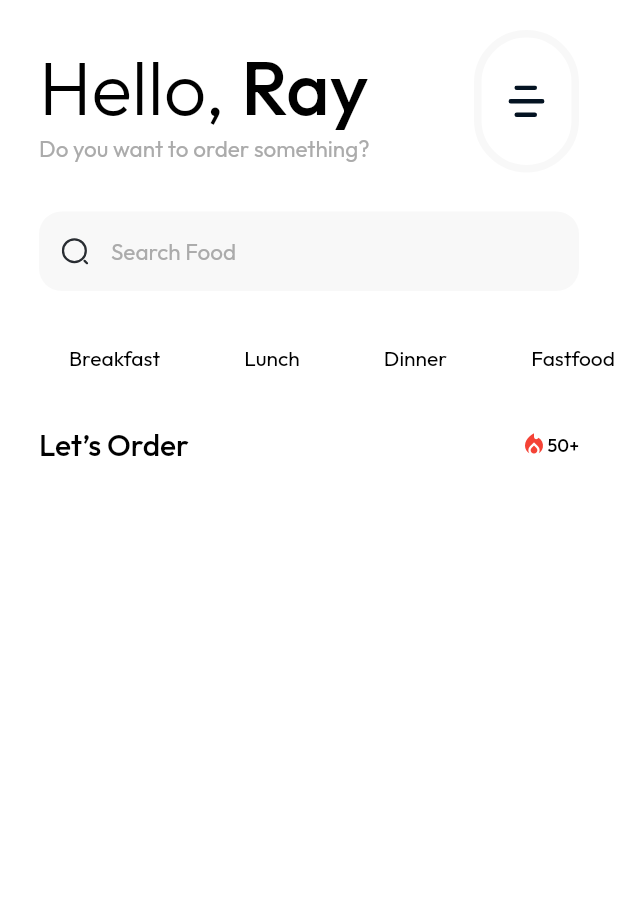
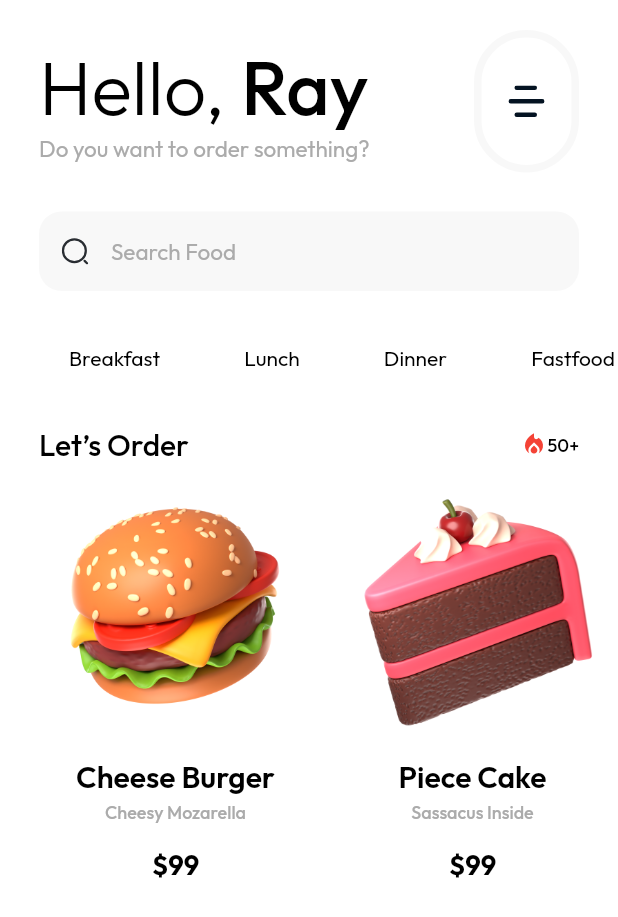
Before and after one commit to 7ANV1R/food_app_ui, a Flutter app: the screen it shows after launch, on a phone screen of 412 x 824 dp. Shown: the top 917 px of the screen. Run offline on Flutter 3.47's test engine with Material 2 defaults, Android fonts, the light colour scheme and no system bars; our stand-ins replace google_fonts, websafe_svg.

Commit message:
updated food card design

```diff
--- a/lib/screens/homepage/home_page.dart
+++ b/lib/screens/homepage/home_page.dart
@@ -4,6 +4,7 @@ import 'package:food_app/core/theme/ui_helper.dart';
 import 'package:food_app/core/value/const_asset.dart';
 import 'package:food_app/core/theme/const_color.dart';
 import 'package:food_app/screens/homepage/temp_data/category_data.dart';
+import 'package:food_app/screens/homepage/temp_data/food_data.dart';
 import 'package:food_app/screens/homepage/widget/color_converter.dart';
 import 'package:food_app/screens/homepage/widget/custom_app_bar.dart';
 import 'package:food_app/screens/homepage/widget/food_card.dart';
@@ -69,13 +70,42 @@ class HomePage extends StatelessWidget {
                   ],
                 ),
               ),
+              kVerticalSpaceM,
 
               // main card
 
-              const FoodCard(),
+              const ProductCardPart(),
             ],
           ),
         ),
+      ),
+    );
+  }
+}
+
+class ProductCardPart extends StatelessWidget {
+  const ProductCardPart({
+    Key? key,
+  }) : super(key: key);
+
+  @override
+  Widget build(BuildContext context) {
+    final foodList = foodData;
+    return SizedBox(
+      height: 300,
+      child: ListView.separated(
+        padding: const EdgeInsets.symmetric(
+          horizontal: 26,
+        ),
+        scrollDirection: Axis.horizontal,
+        itemBuilder: (context, index) {
+          final item = foodList[index];
+          return FoodCard(
+            item: item,
+          );
+        },
+        separatorBuilder: (context, index) => kHorizontalSpaceM,
+        itemCount: foodList.length,
       ),
     );
   }
--- a/lib/screens/homepage/temp_data/food_data.dart
+++ b/lib/screens/homepage/temp_data/food_data.dart
@@ -1,4 +1,4 @@
-List<Map<String, dynamic>> categoryData = [
+List<Map<String, dynamic>> foodData = [
   <String, dynamic>{
     'foodName': 'Cheese Burger',
     'restaurantName': 'Cheesy Mozarella',
--- a/lib/screens/homepage/widget/food_card.dart
+++ b/lib/screens/homepage/widget/food_card.dart
@@ -1,10 +1,91 @@
 import 'package:flutter/material.dart';
+import 'package:food_app/core/theme/const_color.dart';
+import 'package:food_app/core/theme/ui_helper.dart';
+import 'package:food_app/screens/homepage/widget/color_converter.dart';
+import 'package:google_fonts/google_fonts.dart';
 
 class FoodCard extends StatelessWidget {
-  const FoodCard({super.key});
+  const FoodCard({super.key, required this.item});
+  final Map item;
 
   @override
   Widget build(BuildContext context) {
-    return Container();
+    return SizedBox(
+      height: 300,
+      width: 182,
+      child: Stack(
+        children: [
+          Container(
+            height: 300,
+            width: 182,
+            color: Colors.transparent,
+          ),
+          Positioned(
+            bottom: 0,
+            child: Container(
+              height: 230,
+              width: 182,
+              decoration: BoxDecoration(
+                color: HexColor(item['cardColor']),
+                borderRadius: BorderRadius.circular(25),
+              ),
+            ),
+          ),
+          Positioned(
+            bottom: 110,
+            left: 0,
+            right: 0,
+            child: Image.asset(
+              item['img'],
+              height: 230,
+              width: 230,
+              fit: BoxFit.cover,
+            ),
+          ),
+          Positioned(
+            top: 180,
+            left: 0,
+            right: 0,
+            child: Column(
+              children: [
+                Text(
+                  item['foodName'],
+                  style: GoogleFonts.outfit(
+                    color: kBlackColor,
+                    fontSize: 20,
+                    fontWeight: FontWeight.w600,
+                  ),
+                ),
+                kVerticalSpaceXS,
+                Text(
+                  item['restaurantName'],
+                  style: GoogleFonts.outfit(
+                    color: kDarkGreyColor,
+                    fontSize: 12,
+                    fontWeight: FontWeight.w500,
+                  ),
+                ),
+                kVerticalSpaceS,
+                Container(
+                  padding: const EdgeInsets.symmetric(horizontal: 18, vertical: 8),
+                  decoration: BoxDecoration(
+                    color: Colors.white,
+                    borderRadius: BorderRadius.circular(18),
+                  ),
+                  child: Text(
+                    '\$${item['price']}',
+                    style: GoogleFonts.outfit(
+                      color: kBlackColor,
+                      fontSize: 18,
+                      fontWeight: FontWeight.w700,
+                    ),
+                  ),
+                ),
+              ],
+            ),
+          )
+        ],
+      ),
+    );
   }
 }
```
Also changed, not shown: 1 other file.
